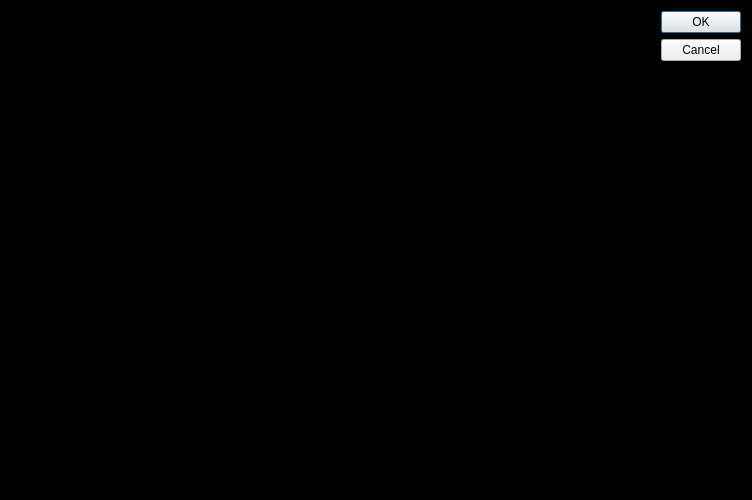
Qt form wsettings.ui (adm-academic/CPP_Qt5_QWidgets_Arkanoid) before a commit.
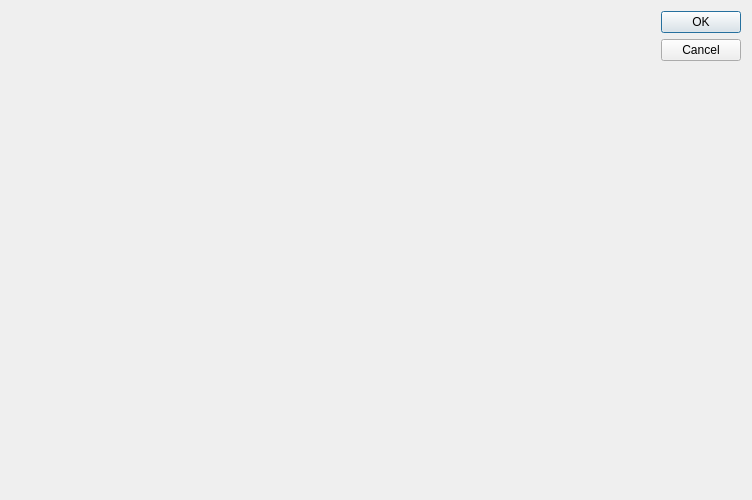
The same form after that commit.

What changed in the file:
```diff
--- a/wsettings.ui
+++ b/wsettings.ui
@@ -14,11 +14,7 @@
    <string>Game Settings</string>
   </property>
   <property name="styleSheet">
-   <string notr="true">QDialog{
-	background-color: rgb(0, 0, 0);
-	color :  rgb(2, 250, 3);
-   font-weight: bold;
-}</string>
+   <string notr="true"/>
   </property>
   <layout class="QHBoxLayout" name="horizontalLayout">
    <item>
```
